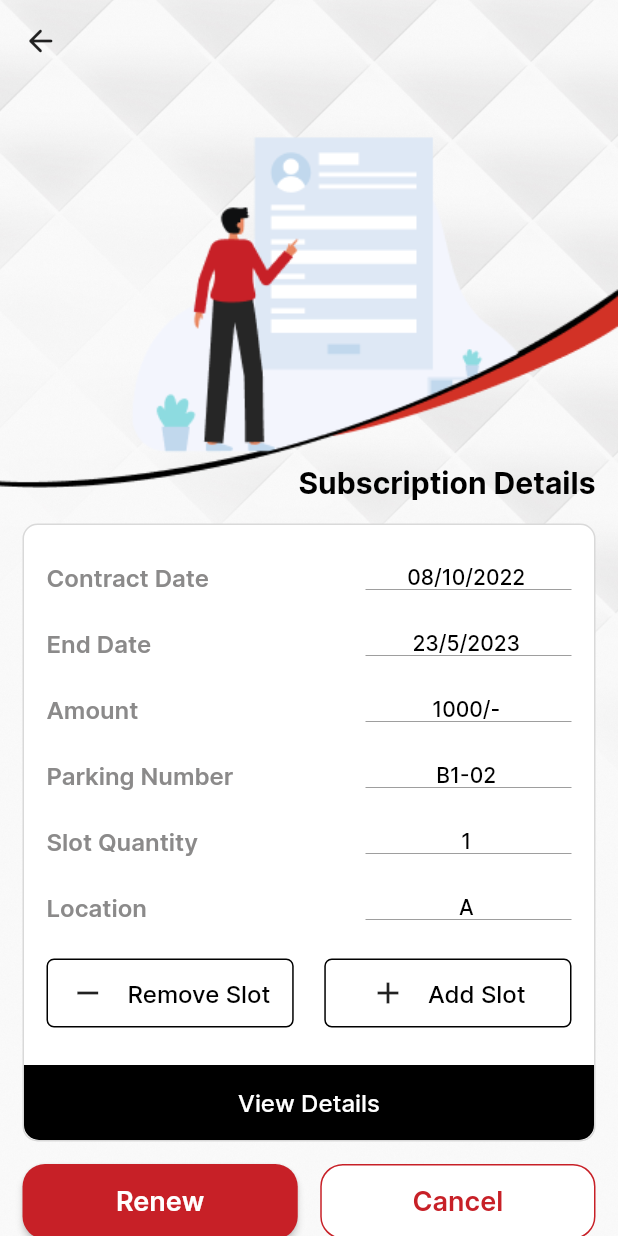
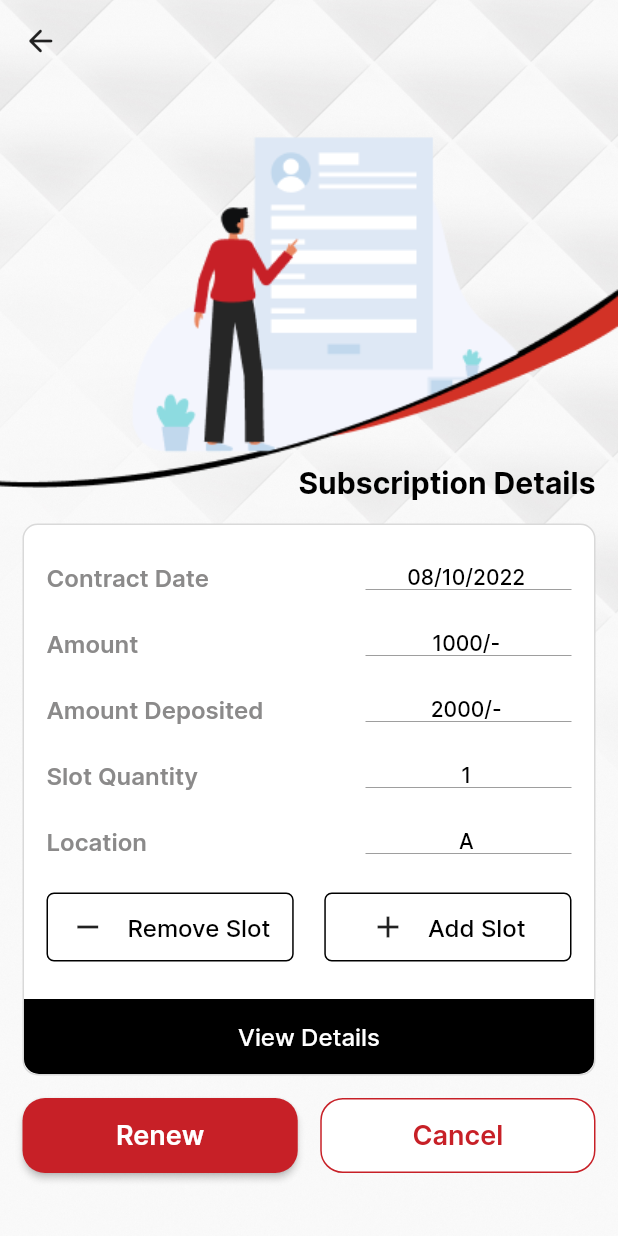
Before and after one commit to devarshkikani/Vehicle-Tracking-App, a Flutter app: the GotoYourSubscriptionScreen screen opened directly, on a phone screen of 412 x 824 dp. Run offline on Flutter 3.47's test engine with Material 2 defaults, Android fonts, the phone set to English and light mode, and no system bars; our stand-ins replace flutter_svg, get.

```diff
--- a/lib/pages/subscribed/go_to_your_subcription_screen.dart
+++ b/lib/pages/subscribed/go_to_your_subcription_screen.dart
@@ -147,34 +147,6 @@ class _GotoYourSubscriptionScreenState
                     SizedBox(
                       width: Get.width / 3,
                       child: Text(
-                        'End Date',
-                        style: AppTextStyle.normalSemiBold16.copyWith(
-                          color: greyColor,
-                        ),
-                      ),
-                    ),
-                    SizedBox(
-                      width: Get.width / 3,
-                      child: TextField(
-                        enabled: false,
-                        style: AppTextStyle.normalRegular14,
-                        controller: TextEditingController(text: '23/5/2023'),
-                        textAlign: TextAlign.center,
-                        decoration: const InputDecoration(
-                          isDense: true,
-                          contentPadding: EdgeInsets.zero,
-                        ),
-                      ),
-                    ),
-                  ],
-                ),
-                height25,
-                Row(
-                  mainAxisAlignment: MainAxisAlignment.spaceBetween,
-                  children: [
-                    SizedBox(
-                      width: Get.width / 3,
-                      child: Text(
                         'Amount',
                         style: AppTextStyle.normalSemiBold16.copyWith(
                           color: greyColor,
@@ -201,9 +173,9 @@ class _GotoYourSubscriptionScreenState
                   mainAxisAlignment: MainAxisAlignment.spaceBetween,
                   children: [
                     SizedBox(
-                      width: Get.width / 3,
+                      width: Get.width / 2.5,
                       child: Text(
-                        'Parking Number',
+                        'Amount Deposited',
                         style: AppTextStyle.normalSemiBold16.copyWith(
                           color: greyColor,
                         ),
@@ -214,7 +186,7 @@ class _GotoYourSubscriptionScreenState
                       child: TextField(
                         enabled: false,
                         style: AppTextStyle.normalRegular14,
-                        controller: TextEditingController(text: 'B1-02'),
+                        controller: TextEditingController(text: '2000/-'),
                         textAlign: TextAlign.center,
                         decoration: const InputDecoration(
                           isDense: true,
@@ -225,6 +197,34 @@ class _GotoYourSubscriptionScreenState
                   ],
                 ),
                 height25,
+                // Row(
+                //   mainAxisAlignment: MainAxisAlignment.spaceBetween,
+                //   children: [
+                //     SizedBox(
+                //       width: Get.width / 3,
+                //       child: Text(
+                //         'Parking Number',
+                //         style: AppTextStyle.normalSemiBold16.copyWith(
+                //           color: greyColor,
+                //         ),
+                //       ),
+                //     ),
+                //     SizedBox(
+                //       width: Get.width / 3,
+                //       child: TextField(
+                //         enabled: false,
+                //         style: AppTextStyle.normalRegular14,
+                //         controller: TextEditingController(text: 'B1-02'),
+                //         textAlign: TextAlign.center,
+                //         decoration: const InputDecoration(
+                //           isDense: true,
+                //           contentPadding: EdgeInsets.zero,
+                //         ),
+                //       ),
+                //     ),
+                //   ],
+                // ),
+                // height25,
                 Row(
                   mainAxisAlignment: MainAxisAlignment.spaceBetween,
                   children: [
--- a/lib/pages/subscribed/slot_details_screen.dart
+++ b/lib/pages/subscribed/slot_details_screen.dart
@@ -72,16 +72,14 @@ class _SlotDetailsScreenState extends State<SlotDetailsScreen> {
           ),
           SafeArea(
             child: Align(
-              alignment: Alignment.topLeft,
+              alignment: Alignment.topRight,
               child: Padding(
-                padding: const EdgeInsets.all(15),
+                padding: const EdgeInsets.all(20),
                 child: GestureDetector(
                   onTap: () {
-                    Get.back();
+                    Get.to(() => const SettingScreen());
                   },
-                  child: const Icon(
-                    Icons.arrow_back_rounded,
-                  ),
+                  child: Image.asset(AppAsset.drawerIcon),
                 ),
               ),
             ),
--- a/lib/utils/app_assets.dart
+++ b/lib/utils/app_assets.dart
@@ -21,6 +21,7 @@ class AppAsset {
   static const resetPasswrod = 'assets/image/png/reset_passwrod.png';
   static const newcar = 'assets/image/png/newcar.png';
   static const bike = 'assets/image/png/bike.png';
+  static const drawerIcon = 'assets/image/png/drawer_icon.png';
 
   static const logInImage3 = 'assets/image/png/logInImage3.png';
   static const subscriptionDetails = 'assets/image/png/subscriptionDetails.png';
```
Also changed, not shown: assets/image/png/drawer_icon.png (added).
